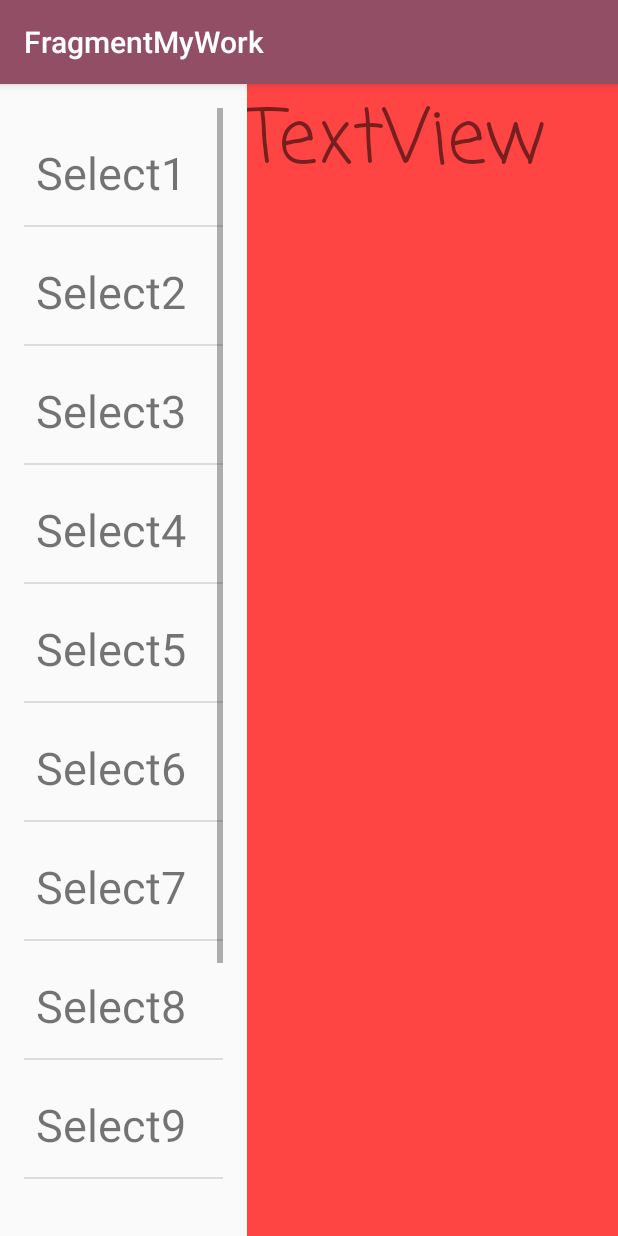
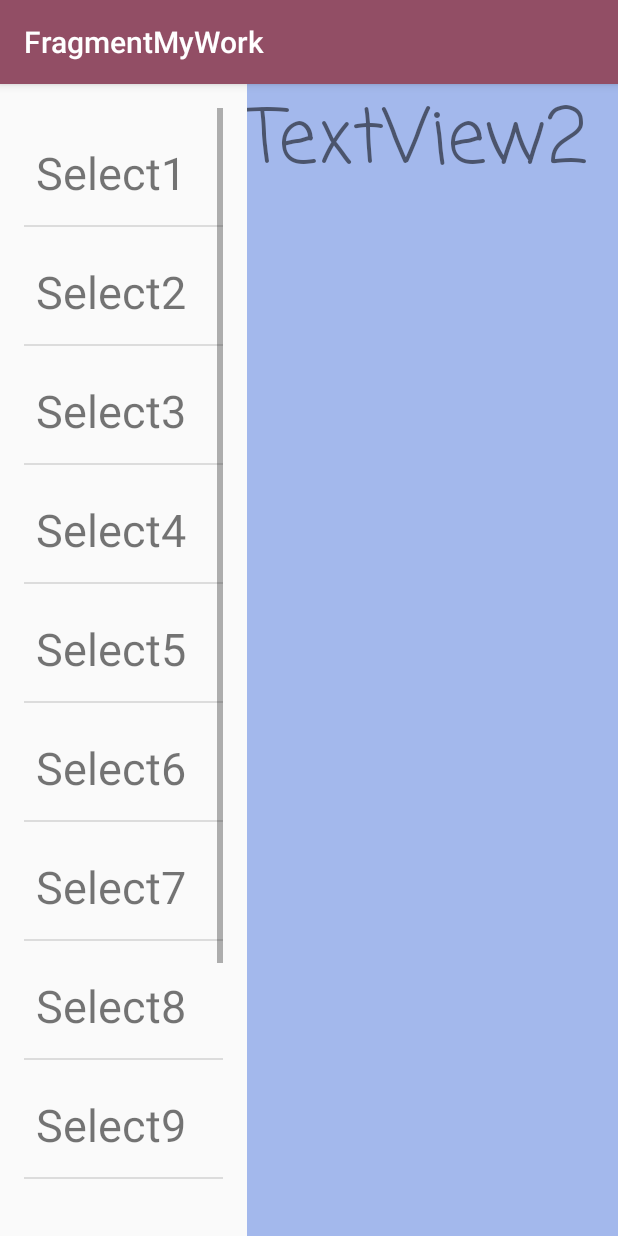
Before and after one commit to zyailoveyou/FragmentAndCustomTransition, an Android app: the screen it shows after launch (MainActivity), after a tap on "Select1", on a phone screen of 412 x 824 dp. Run offline under Robolectric (Android 15) with nearby library versions, the phone set to English and light mode, and no system bars.

Commit message:
20181231

```diff
--- a/app/src/main/java/com/cop/zqc/fragmentmywork/MainActivity.java
+++ b/app/src/main/java/com/cop/zqc/fragmentmywork/MainActivity.java
@@ -21,6 +21,7 @@ public class MainActivity extends AppCompatActivity implements ListFragment.List
     private ListView mListSelect;
     private TextFragment mMyTextFragment;
     private ListFragment mMyListFragment;
+    private boolean ToWhichScence;
 
     @Override
     protected void onCreate(Bundle savedInstanceState) {
@@ -32,60 +33,31 @@ public class MainActivity extends AppCompatActivity implements ListFragment.List
 
         FragmentManager fragmentManager = getFragmentManager();
         FragmentTransaction fragmentTransaction = fragmentManager.beginTransaction();
-
         fragmentTransaction.add(R.id.layout_listF, mMyListFragment);
         fragmentTransaction.add(R.id.layout_listT, mMyTextFragment);
-
         fragmentTransaction.commit();
 
+        ToWhichScence=false;
 
     }
 
     @Override
     public void OnClickItem(AdapterView<?> parent, View view, int position, long id) {
 
-//        TextFragment fragment = new TextFragment();
-//
-//        FragmentManager fragmentManager = getFragmentManager();
-//
-//        fragment = (TextFragment) (fragmentManager.findFragmentById(R.id.ListT));
-//
-//        TextView StringWord = view.findViewById(R.id.TextString);
-//
-//        fragment.SetText((String) (StringWord.getText()));
-
         MyTransition myTransition = new MyTransition();
 
         ViewGroup RootViewGroup = findViewById(R.id.layout_listT);
+
+        RootViewGroup.getX();
+        RootViewGroup.getWidth();
 
         Scene scene1 = Scene.getSceneForLayout(RootViewGroup,R.layout.fragment_articlecontent,this);
 
         Scene scene2 = Scene.getSceneForLayout(RootViewGroup,R.layout.fragment_change,this);
 
-        TransitionManager.go(scene1,myTransition);
-//
-//        TextFragment2 textFragment2 = new TextFragment2();
-//
-//        FragmentManager fragmentManager = getFragmentManager();
-//
-//        fragmentManager.beginTransaction().addToBackStack("SaveF").replace(R.id.layout_listT,textFragment2).
-//                setTransition(FragmentTransaction.TRANSIT_FRAGMENT_CLOSE).commit();
+            TransitionManager.go(scene2,myTransition);
 
-
-//        FragmentTransaction fragmentTransaction = fragmentManager.beginTransaction();
-//        fragmentTransaction.setTransition(FragmentTransaction.TRANSIT_FRAGMENT_CLOSE);
-
-//        fragmentTransaction.remove(fragment);
-
-//        fragmentTransaction.replace(,fragment);
-//
-//        fragmentTransaction.commit();
-
-//        fragment = (TextFragment) (fragmentManager.findFragmentById(R.id.ListT));
-//
-//        TextView StringWord = view.findViewById(R.id.TextString);
-
-//        fragment.SetText((String) (StringWord.getText()));
+//        TransitionManager.go(scene2);
 
     }
 
--- a/app/src/main/java/com/cop/zqc/fragmentmywork/MyTransition.java
+++ b/app/src/main/java/com/cop/zqc/fragmentmywork/MyTransition.java
@@ -11,73 +11,80 @@ import android.view.animation.AccelerateDecelerateInterpolator;
 
 public class MyTransition extends Transition {
 
-
-    private static final String MyTransition_X= "com.cop.zqc.fragmentmywork:MyTransition:X";
-    private static final String MyTransition_Y= "com.cop.zqc.fragmentmywork:MyTransition:Y";
-    private static final String MyTransition_Width= "com.cop.zqc.fragmentmywork:MyTransition:Width";
-    private static final String MyTransition_Height= "com.cop.zqc.fragmentmywork:MyTransition:Width";
+//    private static final String MyTransition_X= "com.cop.zqc.fragmentmywork:MyTransition:X";
+//    private static final String MyTransition_Y= "com.cop.zqc.fragmentmywork:MyTransition:Y";
+    private static final String MyTransition_MovingDestence= "com.cop.zqc.fragmentmywork:MyTransition:Width";
+    private int mStartLocationX;
+    //    private static final String MyTransition_Height= "com.cop.zqc.fragmentmywork:MyTransition:Width";
 
     @Override
     public void captureStartValues(TransitionValues transitionValues) {
-        captureValues(transitionValues);
+        transitionValues.values.put(MyTransition_MovingDestence,transitionValues.view.getWidth());
     }
 
     @Override
     public void captureEndValues(TransitionValues transitionValues) {
-        captureValues(transitionValues);
+        transitionValues.values.put(MyTransition_MovingDestence,0);
     }
 
-    private void captureValues(TransitionValues transitionValue) {
-        // Capture the property values of views for later use
-        transitionValue.values.put(MyTransition_X, transitionValue.view.getX());
-        transitionValue.values.put(MyTransition_Y, transitionValue.view.getY());
-        transitionValue.values.put(MyTransition_Width, transitionValue.view.getWidth());
-        transitionValue.values.put(MyTransition_Height, transitionValue.view.getHeight());
-    }
+//    private void captureValues(TransitionValues transitionValue) {
+//        // Capture the property values of views for later use
+////        transitionValue.values.put(MyTransition_X, transitionValue.view.getX());
+////        transitionValue.values.put(MyTransition_Y, transitionValue.view.getY());
+//        transitionValue.values.put(MyTransition_Width, transitionValue.view.getWidth());
+//        transitionValue.values.put(MyTransition_Height, transitionValue.view.getHeight());
+//    }
 
     @Override
     public Animator createAnimator(ViewGroup sceneRoot, final TransitionValues startValues, TransitionValues endValues) {
 
+        if (startValues  == null|| endValues == null)
+        {
+            return null;
+        }
+
         final View StartView = startValues.view;
         final View EndView = endValues.view;
 
-        int StartViewX = (int)startValues.values.get(MyTransition_X);
-        int StartViewY = (int)startValues.values.get(MyTransition_Y);
-        int EndViewX = (int)endValues.values.get(MyTransition_X);
-        int EndViewY = (int)endValues.values.get(MyTransition_Y);
-        int StartViewWidth = (int)endValues.values.get(MyTransition_Width);
-        int EndViewWidth = (int)endValues.values.get(MyTransition_Width);
+
+//        int StartViewX = (int)startValues.values.get(MyTransition_X);
+//        int StartViewY = (int)startValues.values.get(MyTransition_Y);
+//        int EndViewX = (int)endValues.values.get(MyTransition_X);
+//        int EndViewY = (int)endValues.values.get(MyTransition_Y);
+        int StartViewMoving = (int)startValues.values.get(MyTransition_MovingDestence);
+        int EndViewMoving = (int)endValues.values.get(MyTransition_MovingDestence);
 
 
-        ValueAnimator StartViewMoveOut = ValueAnimator.ofFloat(StartViewX,StartViewWidth);
+        ValueAnimator StartViewMoveOut = ValueAnimator.ofFloat(StartViewMoving,EndViewMoving);
         StartViewMoveOut.setDuration(600);
         StartViewMoveOut.setInterpolator(new AccelerateDecelerateInterpolator());
         StartViewMoveOut.addUpdateListener(new ValueAnimator.AnimatorUpdateListener() {
             @Override
             public void onAnimationUpdate(ValueAnimator animation) {
 
-                StartView.setX((int)animation.getAnimatedValue());
+                StartView.setTranslationX((Float) animation.getAnimatedValue());
 
             }
         });
 
 
-        ValueAnimator EndViewMoveIn = ValueAnimator.ofFloat(EndViewWidth,EndViewX);
-        StartViewMoveOut.setDuration(600);
-        StartViewMoveOut.setInterpolator(new AccelerateDecelerateInterpolator());
-        StartViewMoveOut.addUpdateListener(new ValueAnimator.AnimatorUpdateListener() {
-            @Override
-            public void onAnimationUpdate(ValueAnimator animation) {
-
-                EndView.setX((int)animation.getAnimatedValue());
-
-            }
-        });
+        ValueAnimator EndViewMoveIn = ValueAnimator.ofFloat(StartViewMoving,EndViewMoving);
+//        EndViewMoveIn.setDuration(600);
+//        EndViewMoveIn.setInterpolator(new AccelerateDecelerateInterpolator());
+//        EndViewMoveIn.addUpdateListener(new ValueAnimator.AnimatorUpdateListener() {
+//            @Override
+//            public void onAnimationUpdate(ValueAnimator animation) {
+//
+//                EndView.setX((float)animation.getAnimatedValue());
+//
+//            }
+//        });
 
         AnimatorSet animatorSet = new AnimatorSet();
+        animatorSet.playSequentially(StartViewMoveOut,EndViewMoveIn);
+        return animatorSet;
 
-        animatorSet.playSequentially(StartViewMoveOut,EndViewMoveIn);
+//        return StartViewMoveOut;
 
-        return animatorSet;
     }
 }
--- a/app/src/main/res/layout/activity_main.xml
+++ b/app/src/main/res/layout/activity_main.xml
@@ -37,6 +37,7 @@
         app:layout_constraintStart_toEndOf="@+id/guideline"
         app:layout_constraintTop_toTopOf="parent">
 
+
     </android.support.constraint.ConstraintLayout>
 
 
--- a/app/src/main/res/layout/fragment_articlecontent.xml
+++ b/app/src/main/res/layout/fragment_articlecontent.xml
@@ -1,21 +1,17 @@
 <?xml version="1.0" encoding="utf-8"?>
-<android.support.constraint.ConstraintLayout xmlns:android="http://schemas.android.com/apk/res/android"
+<RelativeLayout xmlns:android="http://schemas.android.com/apk/res/android"
     xmlns:app="http://schemas.android.com/apk/res-auto"
     xmlns:tools="http://schemas.android.com/tools"
-    android:id="@+id/constraintlayout"
+    android:id="@+id/relative"
     android:layout_width="match_parent"
     android:layout_height="match_parent">
 
     <TextView
         android:id="@+id/Introduction"
-        android:layout_width="0dp"
-        android:layout_height="0dp"
+        android:layout_width="match_parent"
+        android:layout_height="match_parent"
         android:background="@android:color/holo_red_light"
         android:fontFamily="casual"
         android:text="TextView"
-        android:textSize="50dp"
-        app:layout_constraintBottom_toBottomOf="parent"
-        app:layout_constraintEnd_toEndOf="parent"
-        app:layout_constraintStart_toStartOf="parent"
-        app:layout_constraintTop_toTopOf="parent" />
-</android.support.constraint.ConstraintLayout>
+        android:textSize="50dp" />
+</RelativeLayout>
```
Also changed, not shown: app/src/main/res/transition/fade.xml (+13 -2 lines).
